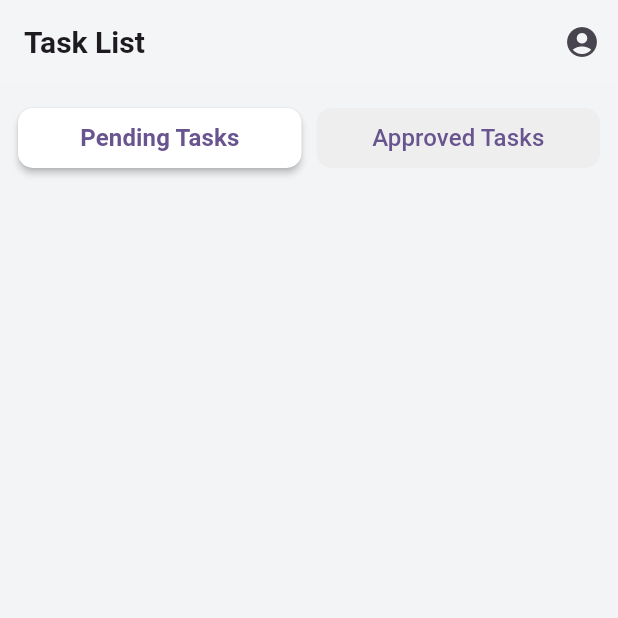
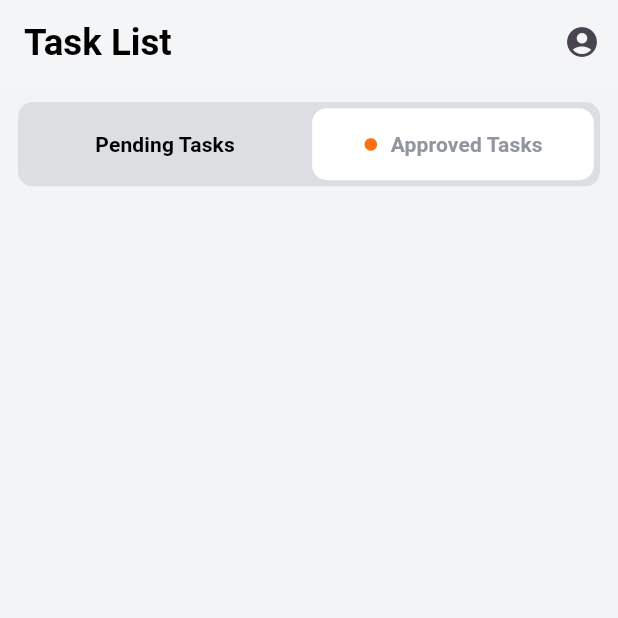
Before and after one commit to MohmdAshraf22/Agaoglu_User, a Flutter app: the screen it shows after launch, on a phone screen of 412 x 824 dp, the top half of it. Run offline on Flutter 3.47's test engine with Material 3 defaults, Android fonts, the phone set to English and light mode, and no system bars; our stand-ins replace bloc, cloud_firestore, equatable, firebase_core, flutter_bloc, shared_preferences and 1 more; accounts and stored records are empty.

Commit message:
working on ui

```diff
--- a/lib/core/utils/color_manager.dart
+++ b/lib/core/utils/color_manager.dart
@@ -7,6 +7,7 @@ final class ColorManager {
   static const Color grey = Color(0xFF9095A0);
   static const Color greyLight = Color(0xFFF3F4F6);
   static const Color descriptionGrey = Color(0xFF4B5563);
+  static const Color transparent = Colors.transparent;
 
   static const Color yellow = Color(0xFFFACC15);
   static const Color green = Color(0xFF4ADE80);
--- /dev/null
+++ b/lib/core/utils/localization_manager.dart
@@ -0,0 +1,34 @@
+import 'package:flutter/material.dart';
+import 'package:tasks/core/local/shared_prefrences.dart';
+import 'package:tasks/generated/l10n.dart';
+
+class LocalizationManager {
+  static List<Locale> supportedLocales = const [Locale("tr"), Locale("en")];
+  static late int currentLocale;
+
+  static Future<void> init() async {
+    await CacheHelper.getData(key: "currentLocale").then((value) {
+      if (value != null) {
+        currentLocale = value;
+      } else {
+        currentLocale = 1;
+      }
+    });
+  }
+
+  static Future<void> setLocale(int localeIndex) async {
+    if (currentLocale != localeIndex) {
+      currentLocale = localeIndex;
+      await S.load(getCurrentLocale());
+      await saveChanges();
+    }
+  }
+
+  static Future<void> saveChanges() async {
+    await CacheHelper.saveData(key: "currentLocale", value: currentLocale);
+  }
+
+  static Locale getCurrentLocale() {
+    return supportedLocales[currentLocale];
+  }
+}
--- /dev/null
+++ b/lib/core/utils/text_styles_manager.dart
@@ -0,0 +1,35 @@
+import 'package:flutter/material.dart';
+import 'package:sizer/sizer.dart';
+import 'package:tasks/core/utils/color_manager.dart';
+
+class TextStylesManager {
+  static TextStyle authTitle = TextStyle(
+    color: ColorManager.black,
+    fontWeight: FontWeight.w700,
+    fontSize: 16.spa,
+  );
+  static TextStyle cardTitle = TextStyle(
+    color: ColorManager.black,
+    fontWeight: FontWeight.w700,
+    fontSize: 14.spa,
+  );
+  static TextStyle cardText = TextStyle(
+      color: ColorManager.descriptionGrey,
+      fontWeight: FontWeight.normal,
+      fontSize: 12.spa);
+  static TextStyle authUnderLineText = TextStyle(
+      color: ColorManager.white,
+      decoration: TextDecoration.underline,
+      decorationColor: ColorManager.white);
+
+  static TextStyle label = TextStyle(
+    color: ColorManager.white,
+    fontSize: 16.sp,
+    fontWeight: FontWeight.w500,
+  );
+  static TextStyle caption = TextStyle(
+    color: ColorManager.grey,
+    fontSize: 12.sp,
+    fontWeight: FontWeight.w500,
+  );
+}
--- /dev/null
+++ b/lib/core/widgets/widgets.dart
@@ -0,0 +1,91 @@
+import 'package:flutter/material.dart';
+import 'package:tasks/core/utils/color_manager.dart';
+import 'package:tasks/generated/l10n.dart';
+import 'package:tasks/modules/task/data/model/task.dart';
+
+class DefaultButton extends StatelessWidget {
+  final double? height;
+  final double? width;
+  final Color color;
+  final String text;
+  final Color textColor;
+  final Widget? icon;
+  final VoidCallback? onPressed;
+  final bool? isLoading;
+
+  const DefaultButton({
+    super.key,
+    this.height,
+    this.width,
+    this.color = ColorManager.orange,
+    required this.text,
+    this.textColor = ColorManager.black,
+    this.icon,
+    required this.onPressed,
+    this.isLoading,
+  });
+
+  @override
+  Widget build(BuildContext context) {
+    return Container(
+      decoration: BoxDecoration(
+        color: color,
+        borderRadius: BorderRadius.circular(10),
+      ),
+      child: MaterialButton(
+        onPressed: onPressed,
+        child: Row(
+          mainAxisAlignment: MainAxisAlignment.center,
+          children: isLoading == true
+              ? [
+                  Center(
+                    child: CircularProgressIndicator(
+                      color: textColor,
+                    ),
+                  ),
+                ]
+              : [
+                  if (icon != null) icon!,
+                  Text(
+                    text,
+                    style: TextStyle(
+                      color: textColor,
+                      fontWeight: FontWeight.bold,
+                    ),
+                  ),
+                ],
+        ),
+      ),
+    );
+  }
+}
+
+Color getStatusColor(TaskStatus status) {
+  switch (status) {
+    case TaskStatus.pending:
+      return ColorManager.yellow;
+    case TaskStatus.approved:
+      return ColorManager.green;
+    case TaskStatus.inProgress:
+      return ColorManager.blue;
+    case TaskStatus.cancelled:
+      return ColorManager.red;
+    case TaskStatus.completed:
+      return ColorManager.grey;
+  }
+}
+
+String getTaskStatusLanguage(TaskStatus status, BuildContext context) {
+  switch (status) {
+    case TaskStatus.pending:
+      return S.of(context).pending;
+    case TaskStatus.approved:
+      return S.of(context).approved;
+    case TaskStatus.inProgress:
+      return S.of(context).in_progress;
+    case TaskStatus.cancelled:
+      return S.of(context).cancelled;
+    case TaskStatus.completed:
+      return S.of(context).completed;
+  }
+}
--- a/lib/main.dart
+++ b/lib/main.dart
@@ -1,17 +1,20 @@
 import 'package:firebase_core/firebase_core.dart';
 import 'package:flutter/material.dart';
 import 'package:flutter_bloc/flutter_bloc.dart';
+import 'package:sizer/sizer.dart';
+import 'package:tasks/core/local/shared_prefrences.dart';
 import 'package:tasks/core/utils/color_manager.dart';
-import 'package:tasks/modules/task/data/data_source/remote_data_source.dart';
-import 'package:tasks/modules/task/data/repository/task_repo.dart';
+import 'package:tasks/core/utils/localization_manager.dart';
+import 'package:tasks/generated/l10n.dart';
 import 'package:tasks/modules/task/presentation/cubit/task_cubit.dart';
 import 'package:tasks/modules/task/presentation/screen/tasks_screen.dart'; // Correct import
+import 'package:flutter_localizations/flutter_localizations.dart';
 
 Future<void> main() async {
   WidgetsFlutterBinding.ensureInitialized();
-  await Firebase.initializeApp(
-      // options: DefaultFirebaseOptions.currentPlatform,
-      );
+  await Firebase.initializeApp();
+  await CacheHelper.init();
+  await LocalizationManager.init();
   runApp(const MyApp());
 }
 
@@ -20,10 +23,19 @@ class MyApp extends StatelessWidget {
 
   @override
   Widget build(BuildContext context) {
+    return Sizer(builder: (context, orientation, deviceType) {
       return BlocProvider(
         create: (context) => TaskCubit(),
         child: MaterialApp(
           title: 'Task Management App',
+          locale: LocalizationManager.getCurrentLocale(),
+          localizationsDelegates: const [
+            S.delegate,
+            GlobalMaterialLocalizations.delegate,
+            GlobalWidgetsLocalizations.delegate,
+            GlobalCupertinoLocalizations.delegate,
+          ],
+          supportedLocales: S.delegate.supportedLocales,
           debugShowCheckedModeBanner: false,
           theme: ThemeData(
             colorScheme: ColorScheme.fromSeed(seedColor: Colors.deepPurple),
@@ -33,5 +45,6 @@ class MyApp extends StatelessWidget {
           home: TaskListScreen(),
         ),
       );
+    });
   }
 }
--- a/lib/modules/task/data/model/task.dart
+++ b/lib/modules/task/data/model/task.dart
@@ -2,7 +2,6 @@ import 'package:cloud_firestore/cloud_firestore.dart';
 import 'package:equatable/equatable.dart';
 
 enum TaskStatus {
-  all,
   pending,
   inProgress,
   approved,
--- a/lib/modules/task/presentation/screen/tasks_screen.dart
+++ b/lib/modules/task/presentation/screen/tasks_screen.dart
@@ -1,7 +1,11 @@
 import 'package:flutter/material.dart';
 import 'package:flutter_bloc/flutter_bloc.dart';
+import 'package:sizer/sizer.dart';
 import 'package:tasks/core/utils/color_manager.dart';
 import 'package:tasks/core/utils/constance_manger.dart';
+import 'package:tasks/core/utils/text_styles_manager.dart';
+import 'package:tasks/core/widgets/widgets.dart';
+import 'package:tasks/generated/l10n.dart';
 import 'package:tasks/modules/task/data/model/task.dart';
 import 'package:tasks/modules/task/presentation/cubit/task_cubit.dart';
 
@@ -28,8 +32,7 @@ class _TaskListScreenState extends State<TaskListScreen> {
       backgroundColor: ColorManager.greyLight,
       appBar: AppBar(
         backgroundColor: ColorManager.greyLight,
-        title: const Text("Task List",
-            style: TextStyle(fontSize: 20, fontWeight: FontWeight.bold)),
+        title: Text(S.of(context).taskList, style: TextStylesManager.authTitle),
         actions: [
           IconButton(onPressed: () {}, icon: const Icon(Icons.account_circle))
         ],
@@ -39,37 +42,47 @@ class _TaskListScreenState extends State<TaskListScreen> {
         children: [
           Padding(
             padding: const EdgeInsets.all(12.0),
+            child: Container(
+              padding: EdgeInsetsDirectional.symmetric(
+                horizontal: 1.w,
+                vertical: .5.h,
+              ),
+              decoration: BoxDecoration(
+                color: ColorManager.grey.withAlpha(59),
+                borderRadius: BorderRadius.circular(10),
+              ),
               child: Row(
                 children: [
                   Expanded(
-                  child: ElevatedButton(
-                    style: ElevatedButton.styleFrom(
-                      backgroundColor: Colors.white,
-                      shape: RoundedRectangleBorder(
-                          borderRadius: BorderRadius.circular(10)),
-                      elevation: 2,
-                    ),
+                    child: DefaultButton(
                       onPressed: () {},
-                    child: const Text("Pending Tasks",
-                        style: TextStyle(
-                            fontSize: 16, fontWeight: FontWeight.bold)),
+                      text: S.of(context).pendingTasks,
+                      color: ColorManager.transparent,
                     ),
                   ),
-                const SizedBox(width: 10),
+                  SizedBox(
+                    width: 1.w,
+                  ),
                   Expanded(
-                  child: ElevatedButton(
-                    style: ElevatedButton.styleFrom(
-                      backgroundColor: Colors.grey[200],
-                      shape: RoundedRectangleBorder(
-                          borderRadius: BorderRadius.circular(10)),
-                      elevation: 0,
+                    child: DefaultButton(
+                      onPressed: () {},
+                      textColor: ColorManager.grey,
+                      icon: Padding(
+                        padding: EdgeInsetsDirectional.only(
+                          end: 2.w,
                         ),
-                    onPressed: () {},
-                    child: const Text("Approved Tasks",
-                        style: TextStyle(fontSize: 16)),
+                        child: Icon(
+                          Icons.circle_rounded,
+                          color: ColorManager.orange,
+                          size: 13.sp,
+                        ),
+                      ),
+                      text: S.of(context).approvedTasks,
+                      color: ColorManager.white,
                     ),
                   ),
                 ],
+              ),
             ),
           ),
           Expanded(
@@ -97,7 +110,17 @@ class _TaskListScreenState extends State<TaskListScreen> {
 class TaskCard extends StatelessWidget {
   final TaskModel task;
 
-  const TaskCard({super.key, required this.task});
+  final VoidCallback? onAccept;
+  final VoidCallback? onCancel;
+  final VoidCallback? onDone;
+
+  const TaskCard({
+    super.key,
+    required this.task,
+    this.onAccept,
+    this.onCancel,
+    this.onDone,
+  });
 
   @override
   Widget build(BuildContext context) {
@@ -106,20 +129,33 @@ class TaskCard extends StatelessWidget {
       color: ColorManager.white,
       shape: RoundedRectangleBorder(borderRadius: BorderRadius.circular(10)),
       child: ListTile(
-        contentPadding: const EdgeInsets.all(12),
-        title: Text(task.title,
-            style: const TextStyle(fontSize: 16, fontWeight: FontWeight.bold)),
+        contentPadding: EdgeInsetsDirectional.symmetric(
+          horizontal: 3.w,
+          vertical: 1.h,
+        ),
+        title: Text(task.title, style: TextStylesManager.cardTitle),
         subtitle: Column(
-          crossAxisAlignment: CrossAxisAlignment.start,
+          crossAxisAlignment: CrossAxisAlignment.stretch,
           children: [
-            Text("Assigned: ${ConstanceManger.formatDateTime(task.createdAt)}",
-                style: const TextStyle(color: Colors.grey)),
-            Text(task.description,
-                style: const TextStyle(fontWeight: FontWeight.w500)),
-          ],
+            Text(S.of(context).assignedToYou,
+                style: const TextStyle(color: ColorManager.grey)),
+            Text(task.description, style: TextStylesManager.cardText),
+            if (task.block != null && task.block!.isNotEmpty)
+              Text(task.block!, style: TextStylesManager.cardText),
+            if (task.site != null && task.site!.isNotEmpty)
+              Text(task.site!, style: TextStylesManager.cardText),
+            if (task.flat != null && task.flat!.isNotEmpty)
+              Text(task.flat!, style: TextStylesManager.cardText),
+            Text(ConstanceManger.formatDateTime(task.createdAt),
+                style: TextStylesManager.caption),
+          ]
+              .expand(
+                (element) => [element, SizedBox(height: .4.h)],
+              )
+              .toList(),
         ),
         trailing: Container(
-          padding: const EdgeInsets.symmetric(horizontal: 12, vertical: 6),
+          padding: EdgeInsets.symmetric(horizontal: 2.w, vertical: .6.h),
           decoration: BoxDecoration(
             color: _getStatusColor(task.status),
             borderRadius: BorderRadius.circular(10),
@@ -130,7 +166,7 @@ class TaskCard extends StatelessWidget {
                 color: ColorManager.white, fontWeight: FontWeight.bold),
           ),
         ),
-        onTap: () {},
+        onTap: onAccept,
       ),
     );
   }
@@ -147,8 +183,6 @@ class TaskCard extends StatelessWidget {
         return ColorManager.red;
       case TaskStatus.completed:
         return ColorManager.grey;
-      default:
-        return Colors.transparent;
     }
   }
 }
```
Also changed, not shown: lib/l10n/intl_en.arb (added, +12 -0 lines), lib/modules/task/presentation/widgets/custom_task_card.dart (+2 -18 lines), pubspec.yaml (+6 -2 lines), lib/generated/intl/messages_all.dart (added), lib/generated/intl/messages_en.dart (added), lib/generated/l10n.dart (added), pubspec.lock. Lines whose indentation alone changed are shown as unchanged.
